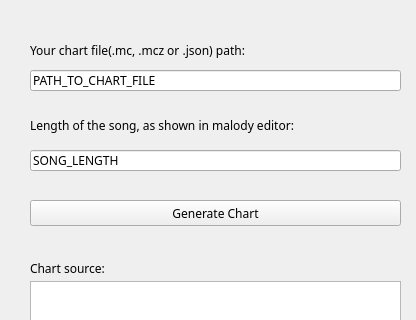
sudo-behappy/Chart-Converter-for-rhythm-game-Ease-Out, file main_menu_eng.ui: the form before one commit; both pictures show x 0 to 416 and y 0 to 320 of the 416 by 555 pixel window.
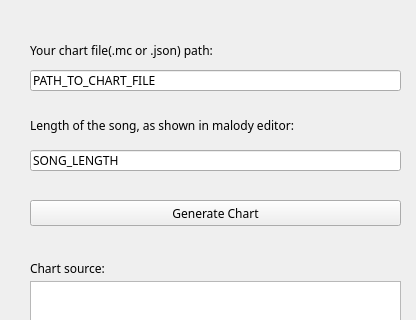
The form after the commit.

```diff
--- a/main_menu_eng.ui
+++ b/main_menu_eng.ui
@@ -10,6 +10,12 @@
     <height>555</height>
    </rect>
   </property>
+  <property name="sizePolicy">
+   <sizepolicy hsizetype="Fixed" vsizetype="Fixed">
+    <horstretch>0</horstretch>
+    <verstretch>0</verstretch>
+   </sizepolicy>
+  </property>
   <property name="font">
    <font>
     <family>微软雅黑</family>
@@ -96,7 +102,7 @@
     </rect>
    </property>
    <property name="text">
-    <string>Your chart file(.mc, .mcz or .json) path:</string>
+    <string>Your chart file(.mc or .json) path:</string>
    </property>
    <property name="wordWrap">
     <bool>true</bool>
```
Left out of the diff: 3 changed lines with no effect on the pictures.
